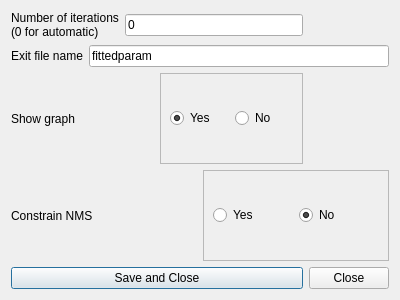
Before: the Qt Designer form ui/calibration_advanced_settings.ui in Inigobarbe/VFSMOD-GUI, drawn with Qt 5.
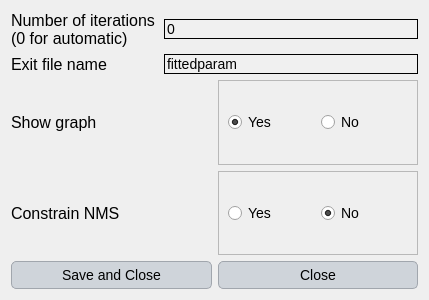
After: the same form once the commit is applied.

Diff of the .ui file:
```diff
--- a/ui/calibration_advanced_settings.ui
+++ b/ui/calibration_advanced_settings.ui
@@ -6,37 +6,127 @@
    <rect>
     <x>0</x>
     <y>0</y>
-    <width>400</width>
+    <width>429</width>
     <height>300</height>
    </rect>
   </property>
   <property name="windowTitle">
    <string>Dialog</string>
   </property>
+  <property name="styleSheet">
+   <string notr="true">QLabel {
+    font-family: 'Georgia'; /* Cambiar la fuente a Georgia */
+    font-size: 16px; /* Cambiar el tamaño de la fuente */
+    color: #000000; /* Color del texto (blanco) */
+}
+
+QLineEdit {
+    font-family: 'Georgia'; /* Cambiar la fuente a Georgia */
+    font-size: 14px; /* Cambiar el tamaño de la fuente */
+    color: #000000; /* Color del texto (blanco) */
+    background-color: #f0f0f0; /* Color de fondo del QLineEdit */
+    border: 1px solid #000000; /* Borde blanco */
+}
+
+QComboBox {
+    font-family: 'Georgia'; /* Cambiar la fuente a Georgia */
+    font-size: 14px; /* Cambiar el tamaño de la fuente */
+    color: #000000; /* Color del texto (blanco) */
+    background-color: #cfd4da; /* Fondo oscuro del ComboBox */
+}
+
+QRadioButton {
+    font-family: 'Georgia'; /* Cambiar la fuente a Georgia */
+    font-size: 14px; /* Cambiar el tamaño de la fuente */
+    color: #000000; /* Color del texto (blanco) */
+}
+
+QCheckBox {
+    font-family: 'Georgia'; /* Cambiar la fuente a Georgia */
+    font-size: 14px; /* Cambiar el tamaño de la fuente */
+    color: #000000; /* Color del texto (blanco) */
+}
+
+/* Cambiar la fuente y estilo de los QPushButton */
+QPushButton {
+    font-family: 'Georgia'; /* Cambiar la fuente */
+    font-size: 14px; /* Cambiar el tamaño de la fuente */
+    color: #000000; /* Color del texto negro */
+    background-color: #cfd4da; /* Fondo gris claro */
+    border: 1px solid #a1a6ad; /* Borde gris medio */
+    border-radius: 5px; /* Bordes redondeados */
+    padding: 5px; /* Espaciado interno */
+}
+
+/* Estilo cuando el ratón pasa sobre el botón */
+QPushButton:hover {
+    color: #000000; /* Mantener el texto negro */
+    background-color: #b7bcc3; /* Fondo gris un poco más oscuro al pasar el mouse */
+}
+
+/* Estilo cuando el botón está presionado */
+QPushButton:pressed {
+    background-color: #a6acb3; /* Fondo ligeramente más oscuro al presionar */
+    color: #000000; /* Mantener el texto negro cuando se presiona */
+}
+
+
+
+/* Estilo general para QTableWidget y QTableView */
+QTableWidget, QTableView {
+    font-family: 'Georgia'; /* Cambiar la fuente a Georgia */
+    font-size: 14px; /* Tamaño de la fuente */
+    color: #000000; /* Color del texto negro */
+    background-color: #e6e9ed; /* Fondo gris claro para la tabla */
+    gridline-color: #a1a6ad; /* Color de las líneas de la tabla (gris medio) */
+    selection-background-color: #b7bcc3; /* Color de fondo cuando se selecciona una celda (gris suave) */
+    selection-color: #000000; /* Color del texto cuando la celda está seleccionada (negro) */
+}
+
+/* Estilo para el encabezado horizontal de la tabla */
+QHeaderView::section {
+    font-family: 'Georgia'; /* Cambiar la fuente a Georgia */
+    font-size: 14px; /* Tamaño de la fuente */
+    color: #000000; /* Color del texto negro */
+    background-color: #cfd4da; /* Fondo gris claro del encabezado */
+    border: 1px solid #a1a6ad; /* Borde gris medio entre las secciones */
+    padding: 4px; /* Espaciado interno en el encabezado */
+}
+
+/* Estilo para las celdas de la tabla al pasar el mouse */
+QTableWidget::item:hover, QTableView::item:hover {
+    background-color: #b7bcc3; /* Fondo gris suave al pasar el mouse */
+    color: #000000; /* Mantener el texto negro */
+}
+
+/* Estilo para las celdas cuando están seleccionadas */
+QTableWidget::item:selected, QTableView::item:selected {
+    background-color: #a6acb3; /* Fondo gris intermedio cuando está seleccionado */
+    color: #000000; /* Texto negro cuando está seleccionado */
+}
+
+/* Ajustar el tamaño de las celdas */
+QTableWidget::item, QTableView::item {
+    padding: 4px; /* Espaciado interno de las celdas */
+}
+
+/* Estilo para el borde inferior de la tabla */
+QTableCornerButton::section {
+    background-color: #cfd4da; /* Fondo del botón de esquina */
+    border: 1px solid #a1a6ad; /* Borde gris medio del botón de esquina */
+}</string>
+  </property>
   <layout class="QGridLayout" name="gridLayout_3">
-   <item row="0" column="0">
-    <layout class="QHBoxLayout" name="horizontalLayout">
-     <item>
-      <widget class="QLabel" name="label">
-       <property name="text">
-        <string>Number of iterations
-(0 for automatic)</string>
-       </property>
-      </widget>
-     </item>
-     <item>
-      <widget class="QLineEdit" name="iterations">
-       <property name="text">
-        <string>0</string>
-       </property>
-      </widget>
-     </item>
-    </layout>
-   </item>
    <item row="1" column="0" colspan="2">
     <layout class="QHBoxLayout" name="horizontalLayout_2">
      <item>
       <widget class="QLabel" name="label_2">
+       <property name="minimumSize">
+        <size>
+         <width>147</width>
+         <height>0</height>
+        </size>
+       </property>
        <property name="text">
         <string>Exit file name</string>
        </property>
@@ -51,50 +141,16 @@
      </item>
     </layout>
    </item>
-   <item row="2" column="0">
-    <layout class="QHBoxLayout" name="horizontalLayout_3">
-     <item>
-      <widget class="QLabel" name="label_3">
-       <property name="text">
-        <string>Show graph</string>
-       </property>
-      </widget>
-     </item>
-     <item>
-      <widget class="QFrame" name="frame">
-       <property name="frameShape">
-        <enum>QFrame::StyledPanel</enum>
-       </property>
-       <property name="frameShadow">
-        <enum>QFrame::Raised</enum>
-       </property>
-       <layout class="QGridLayout" name="gridLayout">
-        <item row="0" column="0">
-         <widget class="QRadioButton" name="plot_yes">
-          <property name="text">
-           <string>Yes</string>
-          </property>
-          <property name="checked">
-           <bool>true</bool>
-          </property>
-         </widget>
-        </item>
-        <item row="0" column="1">
-         <widget class="QRadioButton" name="plot_no">
-          <property name="text">
-           <string>No</string>
-          </property>
-         </widget>
-        </item>
-       </layout>
-      </widget>
-     </item>
-    </layout>
-   </item>
    <item row="3" column="0" colspan="2">
     <layout class="QHBoxLayout" name="horizontalLayout_4">
      <item>
       <widget class="QLabel" name="label_4">
+       <property name="minimumSize">
+        <size>
+         <width>147</width>
+         <height>0</height>
+        </size>
+       </property>
        <property name="text">
         <string>Constrain NMS</string>
        </property>
@@ -145,6 +201,77 @@
      </property>
     </widget>
    </item>
+   <item row="0" column="0" colspan="2">
+    <layout class="QHBoxLayout" name="horizontalLayout">
+     <item>
+      <widget class="QLabel" name="label">
+       <property name="minimumSize">
+        <size>
+         <width>147</width>
+         <height>0</height>
+        </size>
+       </property>
+       <property name="text">
+        <string>Number of iterations
+(0 for automatic)</string>
+       </property>
+      </widget>
+     </item>
+     <item>
+      <widget class="QLineEdit" name="iterations">
+       <property name="text">
+        <string>0</string>
+       </property>
+      </widget>
+     </item>
+    </layout>
+   </item>
+   <item row="2" column="0" colspan="2">
+    <layout class="QHBoxLayout" name="horizontalLayout_3">
+     <item>
+      <widget class="QLabel" name="label_3">
+       <property name="minimumSize">
+        <size>
+         <width>147</width>
+         <height>0</height>
+        </size>
+       </property>
+       <property name="text">
+        <string>Show graph</string>
+       </property>
+      </widget>
+     </item>
+     <item>
+      <widget class="QFrame" name="frame">
+       <property name="frameShape">
+        <enum>QFrame::StyledPanel</enum>
+       </property>
+       <property name="frameShadow">
+        <enum>QFrame::Raised</enum>
+       </property>
+       <layout class="QGridLayout" name="gridLayout">
+        <item row="0" column="0">
+         <widget class="QRadioButton" name="plot_yes">
+          <property name="text">
+           <string>Yes</string>
+          </property>
+          <property name="checked">
+           <bool>true</bool>
+          </property>
+         </widget>
+        </item>
+        <item row="0" column="1">
+         <widget class="QRadioButton" name="plot_no">
+          <property name="text">
+           <string>No</string>
+          </property>
+         </widget>
+        </item>
+       </layout>
+      </widget>
+     </item>
+    </layout>
+   </item>
   </layout>
  </widget>
  <resources/>
```
